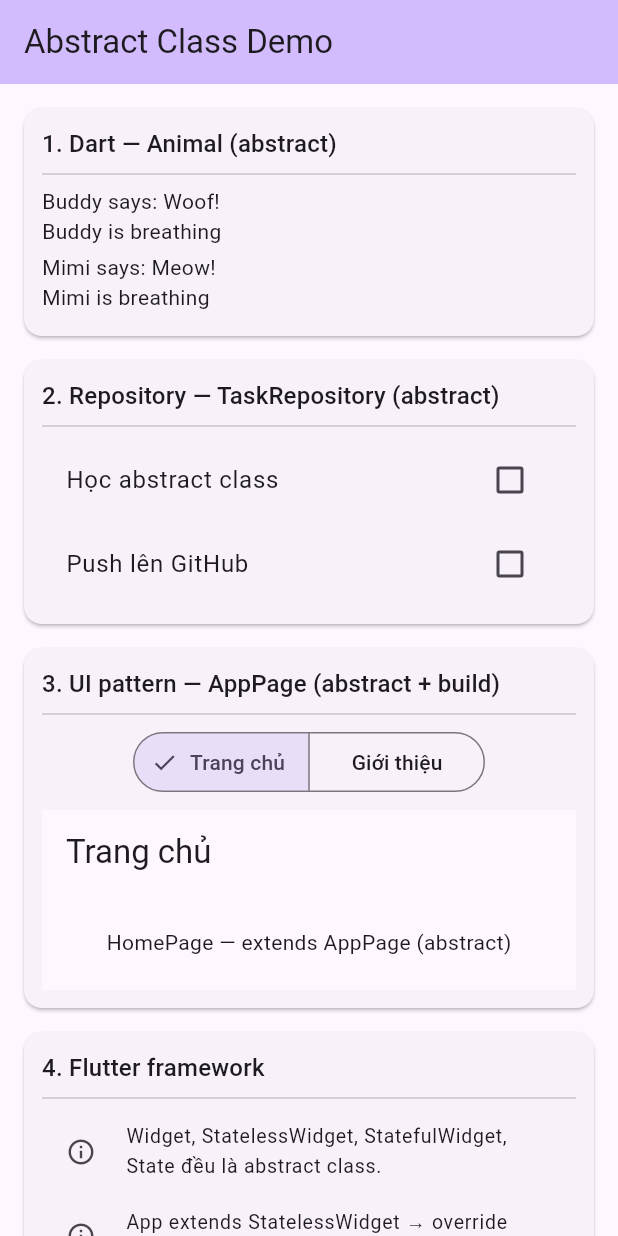
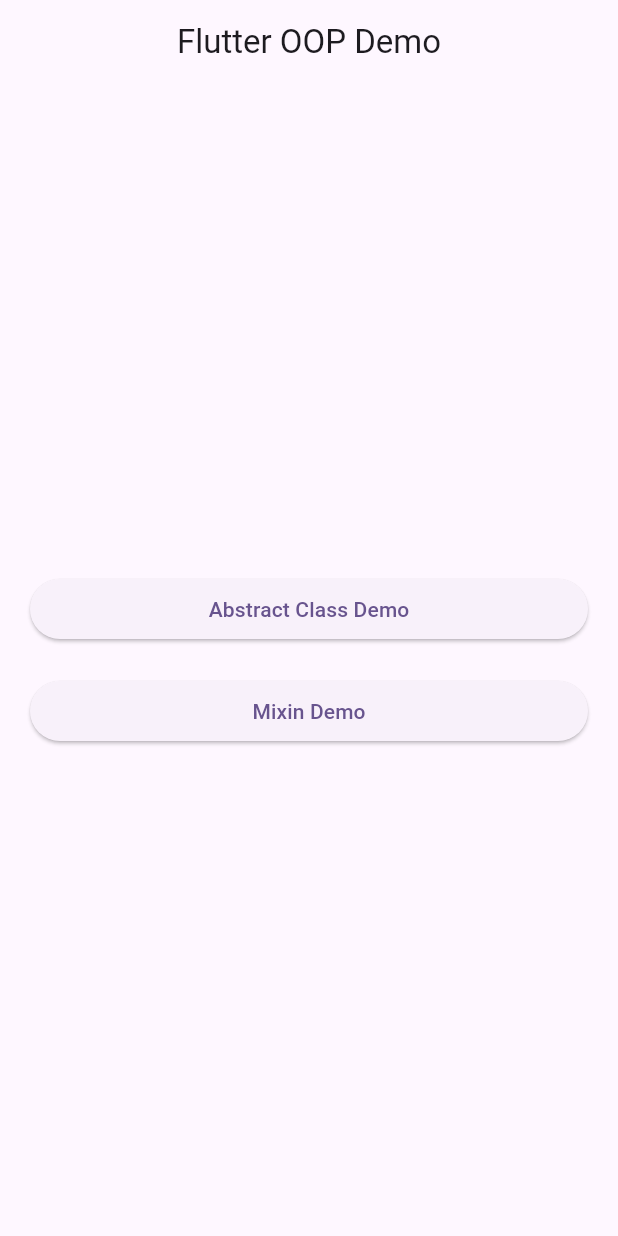
Before and after one commit to Raintostorm/PRM_Lab3_Group2, a Flutter app: the screen it shows after launch, on a phone screen of 412 x 824 dp. Run offline on Flutter 3.47's test engine with Material 3 defaults, Android fonts, the phone set to English and light mode, and no system bars.

Commit message:
Add mixin demo screen

```diff
--- a/lib/main.dart
+++ b/lib/main.dart
@@ -1,6 +1,7 @@
 import 'package:flutter/material.dart';
 
 import 'examples/abstract_class/abstract_class_demo_screen.dart';
+import 'examples/mixin/mixin_demo.dart';
 
 void main() {
   runApp(const PrmLab3App());
@@ -13,12 +14,68 @@
   @override
   Widget build(BuildContext context) {
     return MaterialApp(
-      title: 'PRM Lab3 — Abstract Class',
+      title: 'PRM Lab3 — OOP Concepts',
       theme: ThemeData(
         colorScheme: ColorScheme.fromSeed(seedColor: Colors.deepPurple),
         useMaterial3: true,
       ),
-      home: const AbstractClassDemoScreen(),
+
+      // Màn hình chính
+      home: const HomeScreen(),
     );
   }
 }
+
+/// Home Screen chứa các phần demo
+class HomeScreen extends StatelessWidget {
+  const HomeScreen({super.key});
+
+  @override
+  Widget build(BuildContext context) {
+    return Scaffold(
+      appBar: AppBar(
+        title: const Text("Flutter OOP Demo"),
+        centerTitle: true,
+      ),
+
+      body: Padding(
+        padding: const EdgeInsets.all(20),
+
+        child: Column(
+          mainAxisAlignment: MainAxisAlignment.center,
+          crossAxisAlignment: CrossAxisAlignment.stretch,
+          children: [
+
+            /// Abstract Class Demo
+            ElevatedButton(
+              onPressed: () {
+                Navigator.push(
+                  context,
+                  MaterialPageRoute(
+                    builder: (_) => const AbstractClassDemoScreen(),
+                  ),
+                );
+              },
+              child: const Text("Abstract Class Demo"),
+            ),
+
+            const SizedBox(height: 20),
+
+            /// Mixin Demo
+            ElevatedButton(
+              onPressed: () {
+                Navigator.push(
+                  context,
+                  MaterialPageRoute(
+                    builder: (_) => MixinExampleScreen(),
+                  ),
+                );
+              },
+              child: const Text("Mixin Demo"),
+            ),
+          ],
+        ),
+      ),
+    );
+  }
+}
```
Also changed, not shown: lib/examples/mixin/mixin_demo.dart (added, +113 -0 lines).
